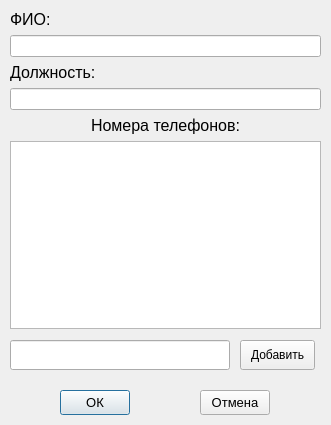
First picture: the form in ui_models/person_form_design.ui, repository nikigros48-lab/Organizations-Vault, before the edit.
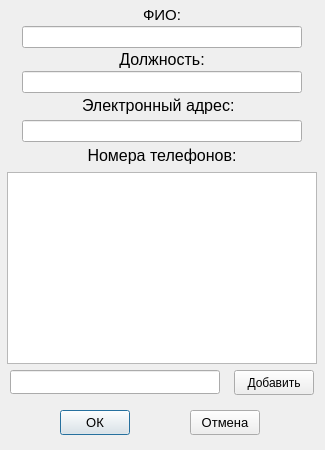
Second picture: the form after the edit.

The edit to the form file:
```diff
--- a/ui_models/person_form_design.ui
+++ b/ui_models/person_form_design.ui
@@ -6,8 +6,8 @@
    <rect>
     <x>0</x>
     <y>0</y>
-    <width>331</width>
-    <height>425</height>
+    <width>325</width>
+    <height>450</height>
    </rect>
   </property>
   <property name="windowTitle">
@@ -17,7 +17,7 @@
    <property name="geometry">
     <rect>
      <x>60</x>
-     <y>390</y>
+     <y>410</y>
      <width>70</width>
      <height>25</height>
     </rect>
@@ -34,8 +34,8 @@
   <widget class="QPushButton" name="cancel_btn">
    <property name="geometry">
     <rect>
-     <x>200</x>
-     <y>390</y>
+     <x>190</x>
+     <y>410</y>
      <width>70</width>
      <height>25</height>
     </rect>
@@ -49,192 +49,13 @@
     <string>Отмена</string>
    </property>
   </widget>
-  <widget class="QWidget" name="formLayoutWidget">
-   <property name="geometry">
-    <rect>
-     <x>0</x>
-     <y>0</y>
-     <width>331</width>
-     <height>339</height>
-    </rect>
-   </property>
-   <layout class="QFormLayout" name="formLayout">
-    <property name="sizeConstraint">
-     <enum>QLayout::SetDefaultConstraint</enum>
-    </property>
-    <property name="fieldGrowthPolicy">
-     <enum>QFormLayout::AllNonFixedFieldsGrow</enum>
-    </property>
-    <property name="rowWrapPolicy">
-     <enum>QFormLayout::WrapAllRows</enum>
-    </property>
-    <property name="leftMargin">
-     <number>10</number>
-    </property>
-    <property name="topMargin">
-     <number>10</number>
-    </property>
-    <property name="rightMargin">
-     <number>10</number>
-    </property>
-    <property name="bottomMargin">
-     <number>10</number>
-    </property>
-    <item row="0" column="0">
-     <widget class="QLabel" name="label">
-      <property name="sizePolicy">
-       <sizepolicy hsizetype="Fixed" vsizetype="Fixed">
-        <horstretch>0</horstretch>
-        <verstretch>0</verstretch>
-       </sizepolicy>
-      </property>
-      <property name="font">
-       <font>
-        <pointsize>12</pointsize>
-       </font>
-      </property>
-      <property name="text">
-       <string>ФИО:</string>
-      </property>
-     </widget>
-    </item>
-    <item row="0" column="1">
-     <widget class="QLineEdit" name="name_input">
-      <property name="sizePolicy">
-       <sizepolicy hsizetype="Minimum" vsizetype="Minimum">
-        <horstretch>0</horstretch>
-        <verstretch>0</verstretch>
-       </sizepolicy>
-      </property>
-      <property name="minimumSize">
-       <size>
-        <width>0</width>
-        <height>0</height>
-       </size>
-      </property>
-      <property name="font">
-       <font>
-        <pointsize>9</pointsize>
-       </font>
-      </property>
-     </widget>
-    </item>
-    <item row="1" column="0">
-     <widget class="QLabel" name="label_2">
-      <property name="sizePolicy">
-       <sizepolicy hsizetype="Fixed" vsizetype="Fixed">
-        <horstretch>0</horstretch>
-        <verstretch>0</verstretch>
-       </sizepolicy>
-      </property>
-      <property name="font">
-       <font>
-        <pointsize>12</pointsize>
-       </font>
-      </property>
-      <property name="text">
-       <string>Должность:</string>
-      </property>
-     </widget>
-    </item>
-    <item row="1" column="1">
-     <widget class="QLineEdit" name="post_input">
-      <property name="sizePolicy">
-       <sizepolicy hsizetype="Minimum" vsizetype="Minimum">
-        <horstretch>0</horstretch>
-        <verstretch>0</verstretch>
-       </sizepolicy>
-      </property>
-      <property name="minimumSize">
-       <size>
-        <width>0</width>
-        <height>0</height>
-       </size>
-      </property>
-      <property name="font">
-       <font>
-        <pointsize>9</pointsize>
-       </font>
-      </property>
-     </widget>
-    </item>
-    <item row="2" column="0" colspan="2">
-     <widget class="QLabel" name="numbers_lbl">
-      <property name="sizePolicy">
-       <sizepolicy hsizetype="Minimum" vsizetype="Fixed">
-        <horstretch>0</horstretch>
-        <verstretch>0</verstretch>
-       </sizepolicy>
-      </property>
-      <property name="font">
-       <font>
-        <pointsize>12</pointsize>
-       </font>
-      </property>
-      <property name="text">
-       <string>Номера телефонов:</string>
-      </property>
-      <property name="alignment">
-       <set>Qt::AlignCenter</set>
-      </property>
-     </widget>
-    </item>
-    <item row="3" column="0" colspan="2">
-     <widget class="QTableWidget" name="numbers_table">
-      <property name="sizePolicy">
-       <sizepolicy hsizetype="Minimum" vsizetype="Minimum">
-        <horstretch>0</horstretch>
-        <verstretch>0</verstretch>
-       </sizepolicy>
-      </property>
-      <property name="minimumSize">
-       <size>
-        <width>0</width>
-        <height>0</height>
-       </size>
-      </property>
-      <property name="font">
-       <font>
-        <pointsize>10</pointsize>
-       </font>
-      </property>
-      <property name="editTriggers">
-       <set>QAbstractItemView::NoEditTriggers</set>
-      </property>
-      <property name="selectionMode">
-       <enum>QAbstractItemView::SingleSelection</enum>
-      </property>
-      <property name="columnCount">
-       <number>2</number>
-      </property>
-      <attribute name="horizontalHeaderVisible">
-       <bool>false</bool>
-      </attribute>
-      <attribute name="horizontalHeaderDefaultSectionSize">
-       <number>50</number>
-      </attribute>
-      <attribute name="horizontalHeaderHighlightSections">
-       <bool>true</bool>
-      </attribute>
-      <attribute name="horizontalHeaderMinimumSectionSize">
-       <number>154</number>
-      </attribute>
-      <attribute name="horizontalHeaderStretchLastSection">
-       <bool>false</bool>
-      </attribute>
-      <column/>
-      <column/>
-     </widget>
-    </item>
-   </layout>
-  </widget>
   <widget class="QPushButton" name="phone_add_btn">
    <property name="geometry">
     <rect>
-     <x>240</x>
-     <y>340</y>
-     <width>75</width>
-     <height>30</height>
+     <x>234</x>
+     <y>370</y>
+     <width>80</width>
+     <height>25</height>
     </rect>
    </property>
    <property name="sizePolicy">
@@ -252,13 +73,66 @@
     <string>Добавить</string>
    </property>
   </widget>
+  <widget class="QTableWidget" name="numbers_table">
+   <property name="geometry">
+    <rect>
+     <x>7</x>
+     <y>172</y>
+     <width>310</width>
+     <height>192</height>
+    </rect>
+   </property>
+   <property name="sizePolicy">
+    <sizepolicy hsizetype="Minimum" vsizetype="Minimum">
+     <horstretch>0</horstretch>
+     <verstretch>0</verstretch>
+    </sizepolicy>
+   </property>
+   <property name="minimumSize">
+    <size>
+     <width>0</width>
+     <height>0</height>
+    </size>
+   </property>
+   <property name="font">
+    <font>
+     <pointsize>10</pointsize>
+    </font>
+   </property>
+   <property name="editTriggers">
+    <set>QAbstractItemView::NoEditTriggers</set>
+   </property>
+   <property name="selectionMode">
+    <enum>QAbstractItemView::SingleSelection</enum>
+   </property>
+   <property name="columnCount">
+    <number>2</number>
+   </property>
+   <attribute name="horizontalHeaderVisible">
+    <bool>false</bool>
+   </attribute>
+   <attribute name="horizontalHeaderDefaultSectionSize">
+    <number>50</number>
+   </attribute>
+   <attribute name="horizontalHeaderHighlightSections">
+    <bool>true</bool>
+   </attribute>
+   <attribute name="horizontalHeaderMinimumSectionSize">
+    <number>154</number>
+   </attribute>
+   <attribute name="horizontalHeaderStretchLastSection">
+    <bool>false</bool>
+   </attribute>
+   <column/>
+   <column/>
+  </widget>
   <widget class="QLineEdit" name="phone_input">
    <property name="geometry">
     <rect>
      <x>10</x>
-     <y>340</y>
-     <width>220</width>
-     <height>30</height>
+     <y>370</y>
+     <width>210</width>
+     <height>24</height>
     </rect>
    </property>
    <property name="sizePolicy">
@@ -269,10 +143,197 @@
    </property>
    <property name="font">
     <font>
+     <family>Segoe UI</family>
      <pointsize>11</pointsize>
     </font>
    </property>
   </widget>
+  <widget class="QLabel" name="numbers_lbl">
+   <property name="geometry">
+    <rect>
+     <x>22</x>
+     <y>146</y>
+     <width>280</width>
+     <height>19</height>
+    </rect>
+   </property>
+   <property name="sizePolicy">
+    <sizepolicy hsizetype="Minimum" vsizetype="Fixed">
+     <horstretch>0</horstretch>
+     <verstretch>0</verstretch>
+    </sizepolicy>
+   </property>
+   <property name="font">
+    <font>
+     <pointsize>12</pointsize>
+    </font>
+   </property>
+   <property name="text">
+    <string>Номера телефонов:</string>
+   </property>
+   <property name="alignment">
+    <set>Qt::AlignCenter</set>
+   </property>
+  </widget>
+  <widget class="QLabel" name="label_3">
+   <property name="geometry">
+    <rect>
+     <x>82</x>
+     <y>96</y>
+     <width>161</width>
+     <height>19</height>
+    </rect>
+   </property>
+   <property name="sizePolicy">
+    <sizepolicy hsizetype="Fixed" vsizetype="Fixed">
+     <horstretch>0</horstretch>
+     <verstretch>0</verstretch>
+    </sizepolicy>
+   </property>
+   <property name="font">
+    <font>
+     <pointsize>12</pointsize>
+    </font>
+   </property>
+   <property name="text">
+    <string>Электронный адрес:</string>
+   </property>
+  </widget>
+  <widget class="QLineEdit" name="email_input">
+   <property name="geometry">
+    <rect>
+     <x>22</x>
+     <y>120</y>
+     <width>280</width>
+     <height>22</height>
+    </rect>
+   </property>
+   <property name="sizePolicy">
+    <sizepolicy hsizetype="Minimum" vsizetype="Minimum">
+     <horstretch>0</horstretch>
+     <verstretch>0</verstretch>
+    </sizepolicy>
+   </property>
+   <property name="minimumSize">
+    <size>
+     <width>0</width>
+     <height>0</height>
+    </size>
+   </property>
+   <property name="font">
+    <font>
+     <pointsize>9</pointsize>
+    </font>
+   </property>
+  </widget>
+  <widget class="QLabel" name="label">
+   <property name="geometry">
+    <rect>
+     <x>137</x>
+     <y>5</y>
+     <width>50</width>
+     <height>20</height>
+    </rect>
+   </property>
+   <property name="sizePolicy">
+    <sizepolicy hsizetype="Fixed" vsizetype="Fixed">
+     <horstretch>0</horstretch>
+     <verstretch>0</verstretch>
+    </sizepolicy>
+   </property>
+   <property name="font">
+    <font>
+     <pointsize>11</pointsize>
+    </font>
+   </property>
+   <property name="text">
+    <string>ФИО:</string>
+   </property>
+   <property name="alignment">
+    <set>Qt::AlignCenter</set>
+   </property>
+  </widget>
+  <widget class="QLineEdit" name="name_input">
+   <property name="geometry">
+    <rect>
+     <x>22</x>
+     <y>26</y>
+     <width>280</width>
+     <height>22</height>
+    </rect>
+   </property>
+   <property name="sizePolicy">
+    <sizepolicy hsizetype="Minimum" vsizetype="Minimum">
+     <horstretch>0</horstretch>
+     <verstretch>0</verstretch>
+    </sizepolicy>
+   </property>
+   <property name="minimumSize">
+    <size>
+     <width>0</width>
+     <height>0</height>
+    </size>
+   </property>
+   <property name="font">
+    <font>
+     <pointsize>9</pointsize>
+    </font>
+   </property>
+  </widget>
+  <widget class="QLabel" name="label_2">
+   <property name="geometry">
+    <rect>
+     <x>112</x>
+     <y>50</y>
+     <width>100</width>
+     <height>19</height>
+    </rect>
+   </property>
+   <property name="sizePolicy">
+    <sizepolicy hsizetype="Fixed" vsizetype="Fixed">
+     <horstretch>0</horstretch>
+     <verstretch>0</verstretch>
+    </sizepolicy>
+   </property>
+   <property name="font">
+    <font>
+     <pointsize>12</pointsize>
+    </font>
+   </property>
+   <property name="text">
+    <string>Должность:</string>
+   </property>
+   <property name="alignment">
+    <set>Qt::AlignCenter</set>
+   </property>
+  </widget>
+  <widget class="QLineEdit" name="post_input">
+   <property name="geometry">
+    <rect>
+     <x>22</x>
+     <y>71</y>
+     <width>280</width>
+     <height>22</height>
+    </rect>
+   </property>
+   <property name="sizePolicy">
+    <sizepolicy hsizetype="Minimum" vsizetype="Minimum">
+     <horstretch>0</horstretch>
+     <verstretch>0</verstretch>
+    </sizepolicy>
+   </property>
+   <property name="minimumSize">
+    <size>
+     <width>0</width>
+     <height>0</height>
+    </size>
+   </property>
+   <property name="font">
+    <font>
+     <pointsize>9</pointsize>
+    </font>
+   </property>
+  </widget>
  </widget>
  <resources/>
  <connections/>
```
